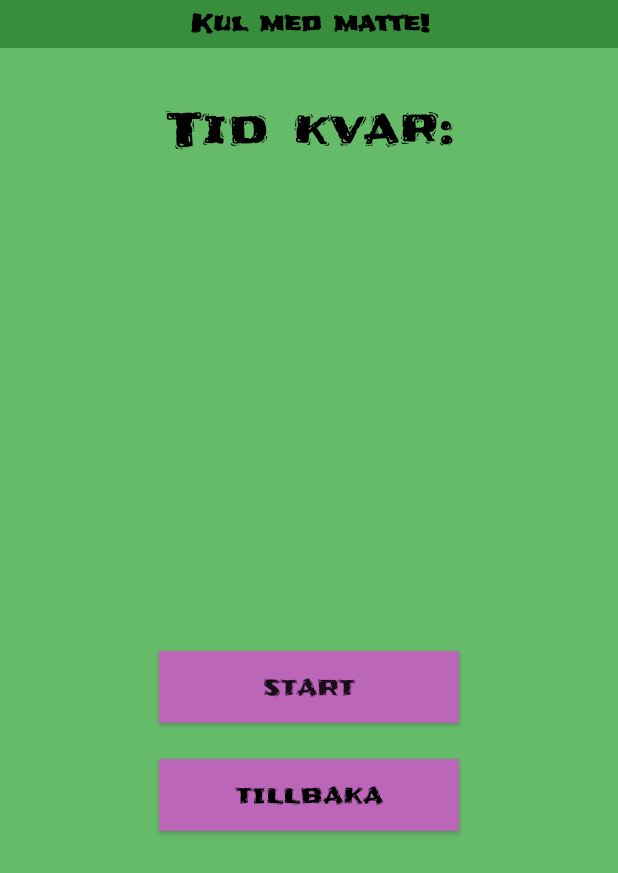
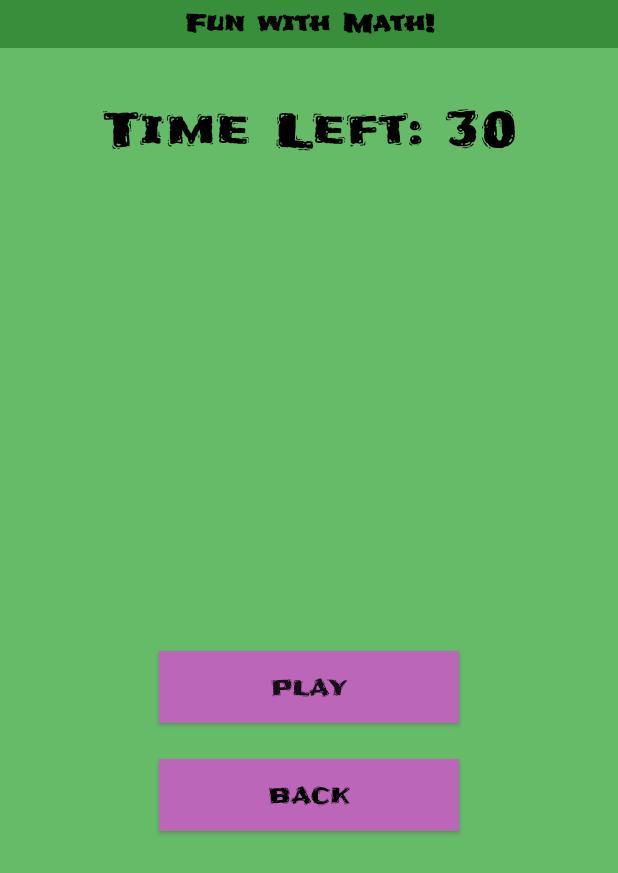
Before and after one commit to jonasbondesson84/ma23_kotlin_simpleMath, an Android app: the gameActivity screen opened directly, with no data from a screen before it, on a phone screen of 412 x 824 dp. Shown: the top 873 px of the screen. Run offline under Robolectric (Android 15) with nearby library versions, the phone set to English and light mode, and no system bars.

Commit message:
added translations

```diff
--- a/app/src/main/res/layout/activity_game.xml
+++ b/app/src/main/res/layout/activity_game.xml
@@ -15,7 +15,7 @@
         android:background="@color/secondary_color"
         android:fontFamily="@font/frijole"
         android:paddingTop="4dp"
-        android:text="Kul med matte!"
+        android:text="@string/app_name"
         android:textAlignment="center"
         android:textColor="@color/black"
         android:textSize="16sp"
@@ -30,7 +30,7 @@
         android:layout_height="wrap_content"
         android:layout_marginTop="32dp"
         android:fontFamily="@font/frijole"
-        android:text="Tid kvar:"
+        android:text="@string/timeLeft"
         android:textColor="@color/black"
         android:textSize="32sp"
         app:layout_constraintEnd_toEndOf="parent"
@@ -54,7 +54,7 @@
 
             android:layout_marginBottom="24dp"
             android:background="@color/complementary_color"
-            android:text="START"
+            android:text="@string/play"
             android:fontFamily="@font/frijole"
             app:layout_constraintBottom_toTopOf="@+id/btnBack"
             app:layout_constraintEnd_toEndOf="parent"
@@ -68,7 +68,7 @@
             android:layout_marginBottom="24dp"
             android:background="@color/complementary_color"
             android:fontFamily="@font/frijole"
-            android:text="TILLBAKA"
+            android:text="@string/back"
             android:textColor="@color/black"
             app:layout_constraintBottom_toBottomOf="parent"
             app:layout_constraintEnd_toEndOf="parent"
@@ -80,7 +80,7 @@
             android:layout_height="wrap_content"
             android:layout_marginTop="32dp"
             android:fontFamily="@font/frijole"
-            android:text="TextView"
+            android:text="@string/score"
             android:textAlignment="center"
             android:textColor="@color/black"
             android:textSize="24sp"
@@ -172,7 +172,7 @@
             android:layout_width="match_parent"
             android:layout_height="wrap_content"
             android:fontFamily="@font/frijole"
-            android:text="Antal rätt svar: "
+            android:text="@string/currentScore"
             android:textAlignment="center"
             android:textColor="@color/black"
             android:textSize="18sp"
@@ -187,7 +187,7 @@
         android:layout_width="wrap_content"
         android:layout_height="wrap_content"
         android:fontFamily="@font/frijole"
-        android:text="TextView"
+        android:text="@string/correct"
         android:textColor="@color/black"
         android:textSize="24sp"
         app:layout_constraintBottom_toTopOf="@+id/gameElements"
--- a/app/src/main/res/values/strings.xml
+++ b/app/src/main/res/values/strings.xml
@@ -1,3 +1,14 @@
 <resources>
-    <string name="app_name">simpleMath</string>
+    <string name="app_name">Fun with Math!</string>
+    <string name="timeLeft">Time Left: %1$s</string>
+    <string name="correct">Correct!</string>
+    <string name="wrong">Wrong!</string>
+    <string name="currentScore">Score: %1$s</string>
+    <string name="playAgain">Play again</string>
+    <string name="score">Your score: %1$s</string>
+    <string name="back">Back</string>
+    <string name="play">Play</string>
+    <string name="highScore">Highscore</string>
+
+
 </resources>
```
Also changed, not shown: app/src/main/java/com/example/simplemath/gameActivity.kt (+10 -7 lines), app/src/main/res/layout/activity_main.xml (+6 -7 lines), 1 other file.
